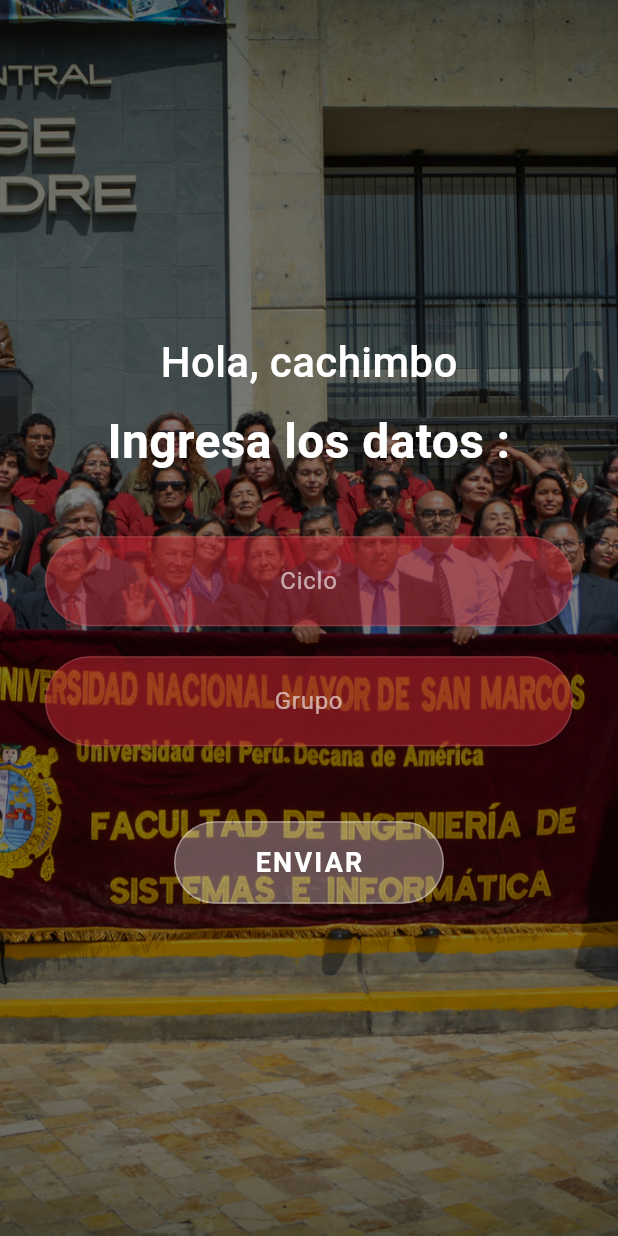
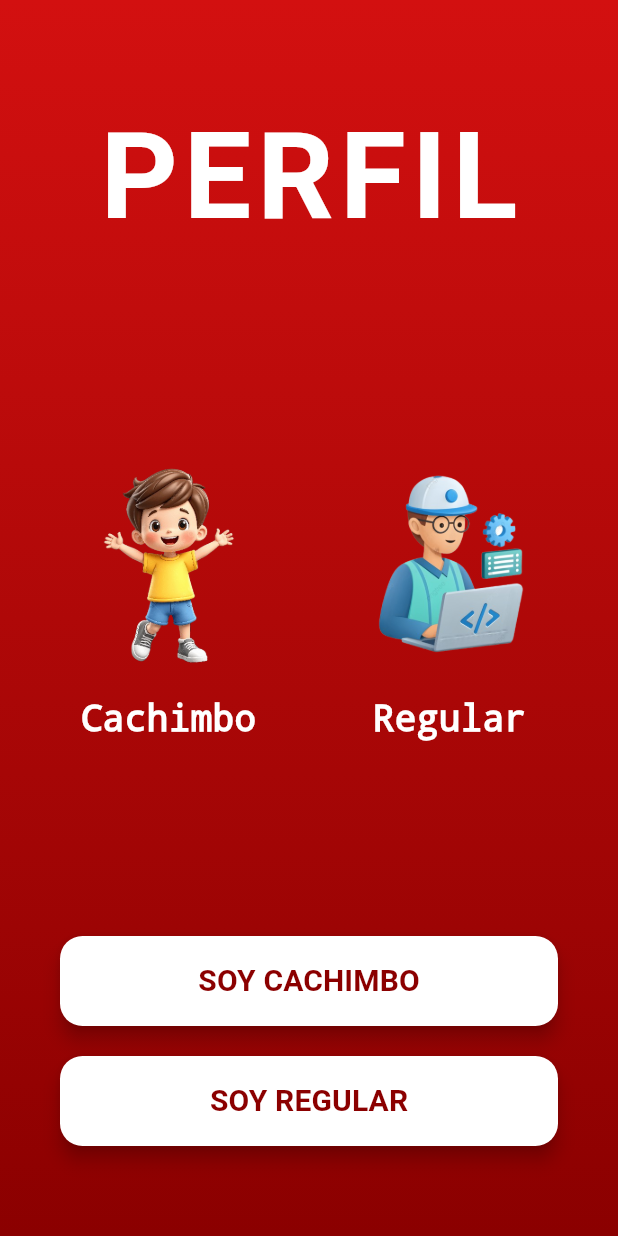
Before and after one commit to jado21/GestionAppMovil, a Flutter app: the screen it shows after launch, on a phone screen of 412 x 824 dp. Run offline on Flutter 3.47's test engine with Material 3 defaults, Android fonts, the phone set to English and light mode, and no system bars; our stand-ins replace pdf, printing, shared_preferences.

Commit message:
avances de la app

```diff
--- a/lib/main.dart
+++ b/lib/main.dart
@@ -1,4 +1,5 @@
 import 'package:flutter/material.dart';
+// Importamos WelcomeScreen para que sea lo primero que se vea al iniciar
 import 'package:mobile_app_test/screens/welcomeScreen.dart';
 
 void main() {
@@ -14,11 +15,11 @@
       debugShowCheckedModeBanner: false,
       title: 'Mi Horario App',
       theme: ThemeData(
-        // CORRECCIÓN: Se usa useMaterial3 en lugar de useMaterialDesign
+        // Se usa useMaterial3 para un diseño más moderno
         useMaterial3: true,
         colorScheme: ColorScheme.fromSeed(seedColor: const Color(0xFFA80010)),
       ),
-      // Asegúrate que WelcomeScreen empiece con W mayúscula como en el archivo que corregimos
+      // CORRECCIÓN: Configuramos WelcomeScreen como la inicial para ver el fondo FISI
       home: const WelcomeScreen(),
     );
   }
--- a/lib/screens/formularioScreen.dart
+++ b/lib/screens/formularioScreen.dart
@@ -3,29 +3,48 @@
 import 'scheduleScreen.dart';
 
 class FormularioScreen extends StatefulWidget {
-  const FormularioScreen({super.key});
+  final bool esCachimbo;
+
+  const FormularioScreen({super.key, required this.esCachimbo});
 
   @override
   State<FormularioScreen> createState() => _FormularioScreenState();
 }
 
 class _FormularioScreenState extends State<FormularioScreen> {
-  final cicloController = TextEditingController();
+  late TextEditingController cicloController;
   final grupoController = TextEditingController();
-
   bool cargando = false;
 
   @override
+  void initState() {
+    super.initState();
+    // Inicialización lógica según el perfil recibido
+    cicloController = TextEditingController(text: widget.esCachimbo ? '1' : '');
+  }
+
+  @override
+  void dispose() {
+    cicloController.dispose();
+    grupoController.dispose();
+    super.dispose();
+  }
+
+  @override
   Widget build(BuildContext context) {
-    // Definimos los colores con transparencia para el efecto Glass
-    final Color rojoTransparente = const Color(0xFFC92834).withOpacity(0.5);
-    final Color blancoTransparente = Colors.white.withOpacity(0.3);
+    final Color rojoTransparente = const Color(0xFFC92834).withOpacity(0.6);
+    final Color blancoTransparente = Colors.white.withOpacity(0.2);
 
     return Scaffold(
-      resizeToAvoidBottomInset: false,
+      extendBodyBehindAppBar: true,
+      appBar: AppBar(
+        backgroundColor: Colors.transparent,
+        elevation: 0,
+        iconTheme: const IconThemeData(color: Colors.white),
+      ),
       body: Stack(
         children: [
-          // --- CAPA 1: FONDO DE PANTALLA ---
+          // Fondo de pantalla
           Container(
             decoration: const BoxDecoration(
               image: DecorationImage(
@@ -35,77 +54,84 @@
             ),
           ),
 
-          // --- CAPA 2: FILTRO OSCURO GENERAL ---
-          Container(
-            color: Colors.black.withOpacity(0.5),
-          ),
+          // Filtro oscuro para legibilidad
+          Container(color: Colors.black.withOpacity(0.6)),
 
-          // --- CAPA 3: CONTENIDO ---
           Center(
             child: SingleChildScrollView(
               padding: const EdgeInsets.symmetric(horizontal: 30),
               child: Column(
                 mainAxisAlignment: MainAxisAlignment.center,
                 children: [
-                  const Text(
-                    'Hola, cachimbo',
-                    style: TextStyle(
+                  Icon(
+                    widget.esCachimbo ? Icons.auto_stories : Icons.engineering,
+                    color: Colors.white,
+                    size: 70,
+                  ),
+                  const SizedBox(height: 15),
+                  Text(
+                    widget.esCachimbo ? '¡Bienvenido, Cachimbo!' : 'Perfil: Regular',
+                    style: const TextStyle(
                       color: Colors.white,
-                      fontSize: 28,
-                      fontWeight: FontWeight.w500,
+                      fontSize: 24,
+                      fontWeight: FontWeight.w400,
                     ),
                   ),
                   const SizedBox(height: 10),
                   const Text(
-                    'Ingresa los datos :',
+                    'Consulta tu Horario',
                     textAlign: TextAlign.center,
                     style: TextStyle(
                       color: Colors.white,
-                      fontSize: 32,
+                      fontSize: 30,
                       fontWeight: FontWeight.bold,
                     ),
                   ),
                   const SizedBox(height: 40),
 
-                  // Input 1: Ciclo (Rojo Transparente)
-                  _buildCustomTextField(
-                    controller: cicloController,
-                    label: 'Ciclo',
+                  // Si NO es cachimbo, mostramos el campo Ciclo
+                  if (!widget.esCachimbo) ...[
+                    _buildGlassTextField(
+                      controller: cicloController,
+                      label: 'Ciclo Académico',
+                      icon: Icons.school,
+                      fillColor: rojoTransparente,
+                    ),
+                    const SizedBox(height: 20),
+                  ],
+
+                  // Campo Grupo siempre presente
+                  _buildGlassTextField(
+                    controller: grupoController,
+                    label: 'Número de Grupo',
+                    icon: Icons.group,
                     fillColor: rojoTransparente,
                   ),
-                  const SizedBox(height: 20),
 
-                  // Input 2: Grupo (Rojo Transparente)
-                  _buildCustomTextField(
-                    controller: grupoController,
-                    label: 'Grupo',
-                    fillColor: rojoTransparente,
-                  ),
                   const SizedBox(height: 50),
 
-                  // Botón ENVIAR (Blanco Transparente)
                   cargando
                       ? const CircularProgressIndicator(color: Colors.white)
                       : SizedBox(
-                          width: 180,
-                          height: 55,
+                          width: 220,
+                          height: 60,
                           child: ElevatedButton(
                             style: ElevatedButton.styleFrom(
                               backgroundColor: blancoTransparente,
                               foregroundColor: Colors.white,
-                              elevation: 0, // Sin sombra para que parezca cristal
-                              side: const BorderSide(color: Colors.white38), // Borde sutil
+                              elevation: 0,
+                              side: const BorderSide(color: Colors.white54, width: 1.5),
                               shape: RoundedRectangleBorder(
-                                borderRadius: BorderRadius.circular(30),
+                                borderRadius: BorderRadius.circular(20),
                               ),
                             ),
                             onPressed: _enviarDatos,
                             child: const Text(
-                              'ENVIAR',
+                              'VER HORARIO',
                               style: TextStyle(
                                 fontSize: 18,
                                 fontWeight: FontWeight.bold,
-                                letterSpacing: 1.5,
+                                letterSpacing: 1.2,
                               ),
                             ),
                           ),
@@ -120,9 +146,10 @@
   }
 
   Future<void> _enviarDatos() async {
-    if (cicloController.text.isEmpty || grupoController.text.isEmpty) {
+    // Validación según perfil
+    if (grupoController.text.isEmpty || (!widget.esCachimbo && cicloController.text.isEmpty)) {
       ScaffoldMessenger.of(context).showSnackBar(
-        const SnackBar(content: Text('Por favor, completa todos los campos')),
+        const SnackBar(content: Text('Por favor, ingresa los datos solicitados')),
       );
       return;
     }
@@ -140,9 +167,7 @@
       Navigator.push(
         context,
         MaterialPageRoute(
-          builder: (context) => ResultadoScreen(
-            horarioResponse: data,
-          ),
+          builder: (context) => ResultadoScreen(horarioResponse: data),
         ),
       );
     } catch (e) {
@@ -155,20 +180,20 @@
     }
   }
 
-  Widget _buildCustomTextField({
+  Widget _buildGlassTextField({
     required TextEditingController controller,
     required String label,
+    required IconData icon,
     required Color fillColor,
   }) {
     return Container(
       decoration: BoxDecoration(
-        borderRadius: BorderRadius.circular(30),
-        // Sombra muy suave
+        borderRadius: BorderRadius.circular(20),
         boxShadow: [
           BoxShadow(
-            color: Colors.black.withOpacity(0.1),
-            blurRadius: 10,
-            offset: const Offset(0, 5),
+            color: Colors.black.withOpacity(0.2),
+            blurRadius: 8,
+            offset: const Offset(0, 4),
           )
         ],
       ),
@@ -177,18 +202,19 @@
         style: const TextStyle(color: Colors.white, fontSize: 16),
         textAlign: TextAlign.center,
         decoration: InputDecoration(
+          prefixIcon: Icon(icon, color: Colors.white70),
           hintText: label,
-          hintStyle: TextStyle(color: Colors.white.withOpacity(0.6)),
+          hintStyle: TextStyle(color: Colors.white.withOpacity(0.5)),
           filled: true,
           fillColor: fillColor,
-          contentPadding: const EdgeInsets.symmetric(horizontal: 20, vertical: 18),
+          contentPadding: const EdgeInsets.symmetric(vertical: 20),
           enabledBorder: OutlineInputBorder(
-            borderRadius: BorderRadius.circular(30),
-            borderSide: const BorderSide(color: Colors.white12), // Borde sutil
+            borderRadius: BorderRadius.circular(20),
+            borderSide: const BorderSide(color: Colors.white24),
           ),
           focusedBorder: OutlineInputBorder(
-            borderRadius: BorderRadius.circular(30),
-            borderSide: const BorderSide(color: Colors.white70), // Resalta al tocar
+            borderRadius: BorderRadius.circular(20),
+            borderSide: const BorderSide(color: Colors.white, width: 1.5),
           ),
         ),
       ),
--- /dev/null
+++ b/lib/screens/seleccion_perfil_screen.dart
@@ -0,0 +1,136 @@
+import 'package:flutter/material.dart';
+import 'formularioScreen.dart';
+
+class SeleccionPerfilScreen extends StatelessWidget {
+  const SeleccionPerfilScreen({super.key});
+
+  @override
+  Widget build(BuildContext context) {
+    return Scaffold(
+      body: Stack(
+        children: [
+
+          Container(
+            decoration: const BoxDecoration(
+              gradient: LinearGradient(
+                begin: Alignment.topCenter,
+                end: Alignment.bottomCenter,
+                colors: [Color(0xFFD31010), Color(0xFF8B0000)],
+              ),
+            ),
+          ),
+
+          // 2. Contenido Principal
+          SafeArea(
+            child: Column(
+              children: [
+                const SizedBox(height: 60),
+                // Título PERFIL
+                const Text(
+                  'PERFIL',
+                  style: TextStyle(
+                    color: Colors.white,
+                    fontSize: 80,
+                    fontWeight: FontWeight.bold,
+                    letterSpacing: 4,
+                  ),
+                ),
+
+                const Spacer(),
+
+                // 3. Fila de Personajes (Cachimbo y Regular)
+                Row(
+                  mainAxisAlignment: MainAxisAlignment.spaceEvenly,
+                  children: [
+                    _buildCharacterItem('assets/cachimbo.png', 'Cachimbo'),
+                    _buildCharacterItem('assets/regular.png', 'Regular'),
+                  ],
+                ),
+
+                const Spacer(),
+
+                // 4. Botones de Acción con Lógica Condicional
+                Padding(
+                  padding: const EdgeInsets.symmetric(horizontal: 40),
+                  child: Column(
+                    children: [
+                      _buildProfileButton(
+                        context,
+                        'SOY CACHIMBO',
+                        esCachimbo: true, // Envía true
+                      ),
+                      const SizedBox(height: 20),
+                      _buildProfileButton(
+                        context,
+                        'SOY REGULAR',
+                        esCachimbo: false, // Envía false
+                      ),
+                    ],
+                  ),
+                ),
+                const SizedBox(height: 60),
+              ],
+            ),
+          ),
+        ],
+      ),
+    );
+  }
+
+  // Widget para los personajes
+  Widget _buildCharacterItem(String imagePath, String label) {
+    return Column(
+      children: [
+        Image.asset(
+          imagePath,
+          height: 150,
+          errorBuilder: (context, error, stackTrace) {
+            // En caso de que no encuentre la imagen, muestra un icono
+            return const Icon(Icons.person, size: 100, color: Colors.white);
+          },
+        ),
+        const SizedBox(height: 10),
+        Text(
+          label,
+          style: const TextStyle(
+            color: Colors.white,
+            fontSize: 24,
+            fontFamily: 'Courier',
+            fontWeight: FontWeight.bold,
+          ),
+        ),
+      ],
+    );
+  }
+
+  // Widget para los botones blancos
+  Widget _buildProfileButton(BuildContext context, String text, {required bool esCachimbo}) {
+    return SizedBox(
+      width: double.infinity,
+      height: 60,
+      child: ElevatedButton(
+        style: ElevatedButton.styleFrom(
+          backgroundColor: Colors.white,
+          foregroundColor: const Color(0xFF8B0000),
+          shape: RoundedRectangleBorder(
+            borderRadius: BorderRadius.circular(15),
+          ),
+          elevation: 5,
+        ),
+        onPressed: () {
+          // NAVEGACIÓN: Enviamos la variable 'esCachimbo' a la siguiente pantalla
+          Navigator.push(
+            context,
+            MaterialPageRoute(
+              builder: (context) => FormularioScreen(esCachimbo: esCachimbo),
+            ),
+          );
+        },
+        child: Text(
+          text,
+          style: const TextStyle(fontSize: 20, fontWeight: FontWeight.bold),
+        ),
+      ),
+    );
+  }
+}
```
Also changed, not shown: lib/screens/scheduleScreen.dart (+22 -17 lines), lib/screens/welcomeScreen.dart (+26 -22 lines), pubspec.yaml (+15 -3 lines), assets/cachimbo.png (added), assets/logo.png (added), assets/regular.png (added), pubspec.lock, 35 other files.
